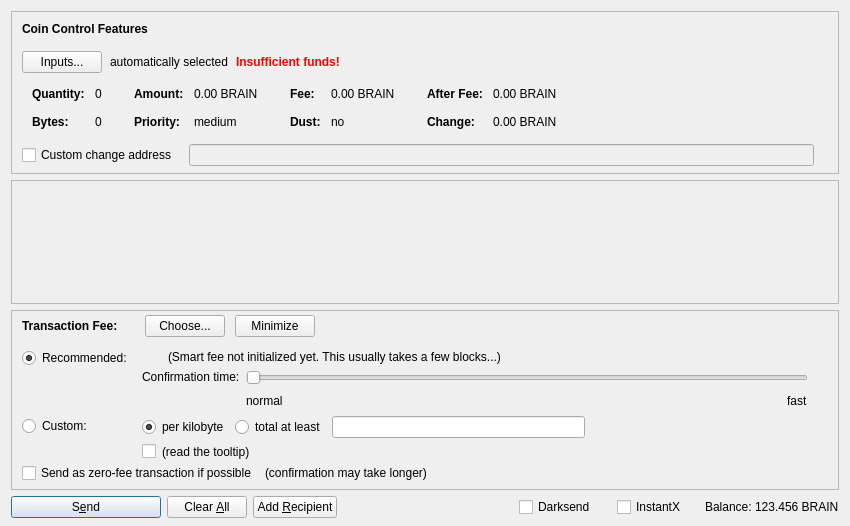
ticclassic/ic, file src/qt/forms/sendcoinsdialog.ui: the form before one commit.
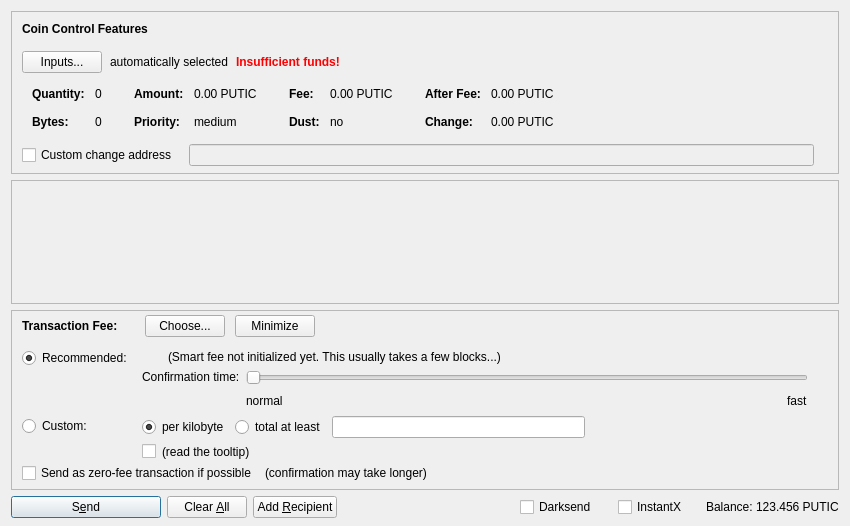
The form after the commit. Icons and pictures are not drawn. Custom widgets are drawn as their Qt base class.

The edit to the form file:
```diff
--- a/src/qt/forms/sendcoinsdialog.ui
+++ b/src/qt/forms/sendcoinsdialog.ui
@@ -324,7 +324,7 @@
                   <enum>Qt::ActionsContextMenu</enum>
                  </property>
                  <property name="text">
-                  <string notr="true">0.00 BRAIN</string>
+                  <string notr="true">0.00 PUTIC</string>
                  </property>
                  <property name="textInteractionFlags">
                   <set>Qt::LinksAccessibleByMouse|Qt::TextSelectableByKeyboard|Qt::TextSelectableByMouse</set>
@@ -404,7 +404,7 @@
                   <enum>Qt::ActionsContextMenu</enum>
                  </property>
                  <property name="text">
-                  <string notr="true">0.00 BRAIN</string>
+                  <string notr="true">0.00 PUTIC</string>
                  </property>
                  <property name="textInteractionFlags">
                   <set>Qt::LinksAccessibleByMouse|Qt::TextSelectableByKeyboard|Qt::TextSelectableByMouse</set>
@@ -484,7 +484,7 @@
                   <enum>Qt::ActionsContextMenu</enum>
                  </property>
                  <property name="text">
-                  <string notr="true">0.00 BRAIN</string>
+                  <string notr="true">0.00 PUTIC</string>
                  </property>
                  <property name="textInteractionFlags">
                   <set>Qt::LinksAccessibleByMouse|Qt::TextSelectableByKeyboard|Qt::TextSelectableByMouse</set>
@@ -513,7 +513,7 @@
                   <enum>Qt::ActionsContextMenu</enum>
                  </property>
                  <property name="text">
-                  <string notr="true">0.00 BRAIN</string>
+                  <string notr="true">0.00 PUTIC</string>
                  </property>
                  <property name="textInteractionFlags">
                   <set>Qt::LinksAccessibleByMouse|Qt::TextSelectableByKeyboard|Qt::TextSelectableByMouse</set>
@@ -1378,7 +1378,7 @@
           <cursorShape>IBeamCursor</cursorShape>
          </property>
          <property name="text">
-          <string notr="true">123.456 BRAIN</string>
+          <string notr="true">123.456 PUTIC</string>
          </property>
          <property name="textInteractionFlags">
           <set>Qt::LinksAccessibleByMouse|Qt::TextSelectableByKeyboard|Qt::TextSelectableByMouse</set>
```
Left out of the diff: 12 changed lines with no effect on the pictures.
